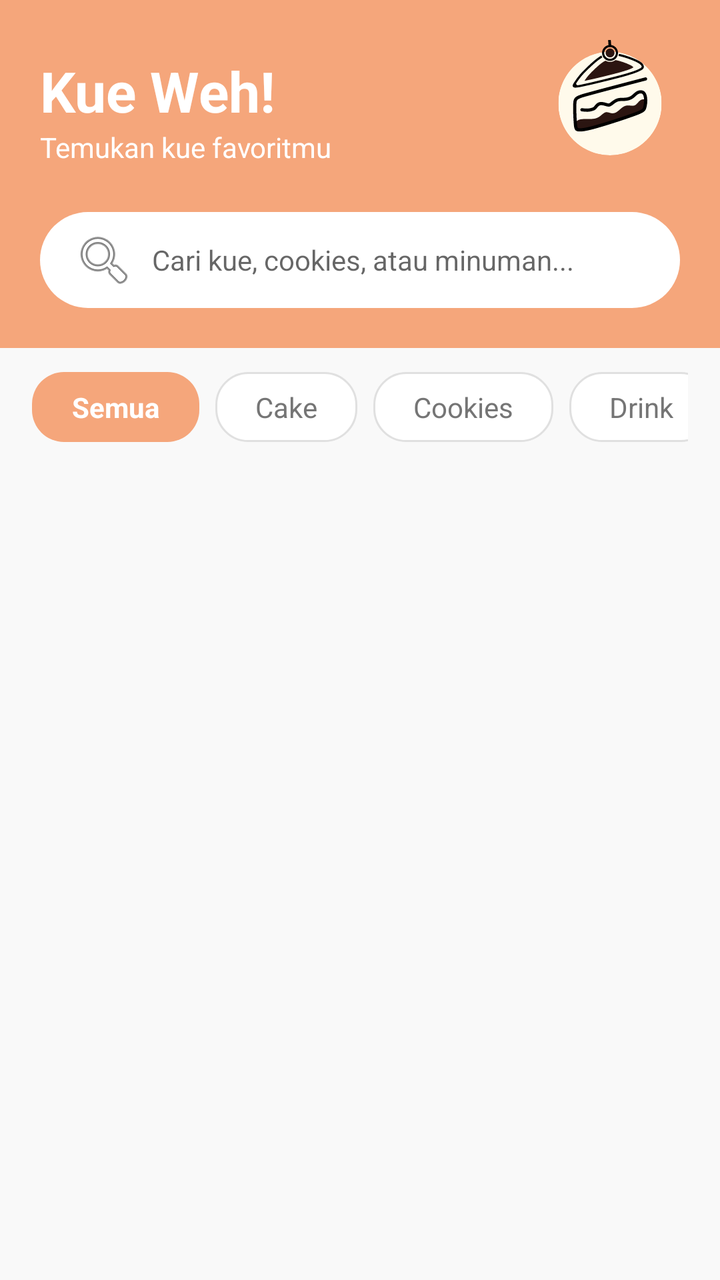
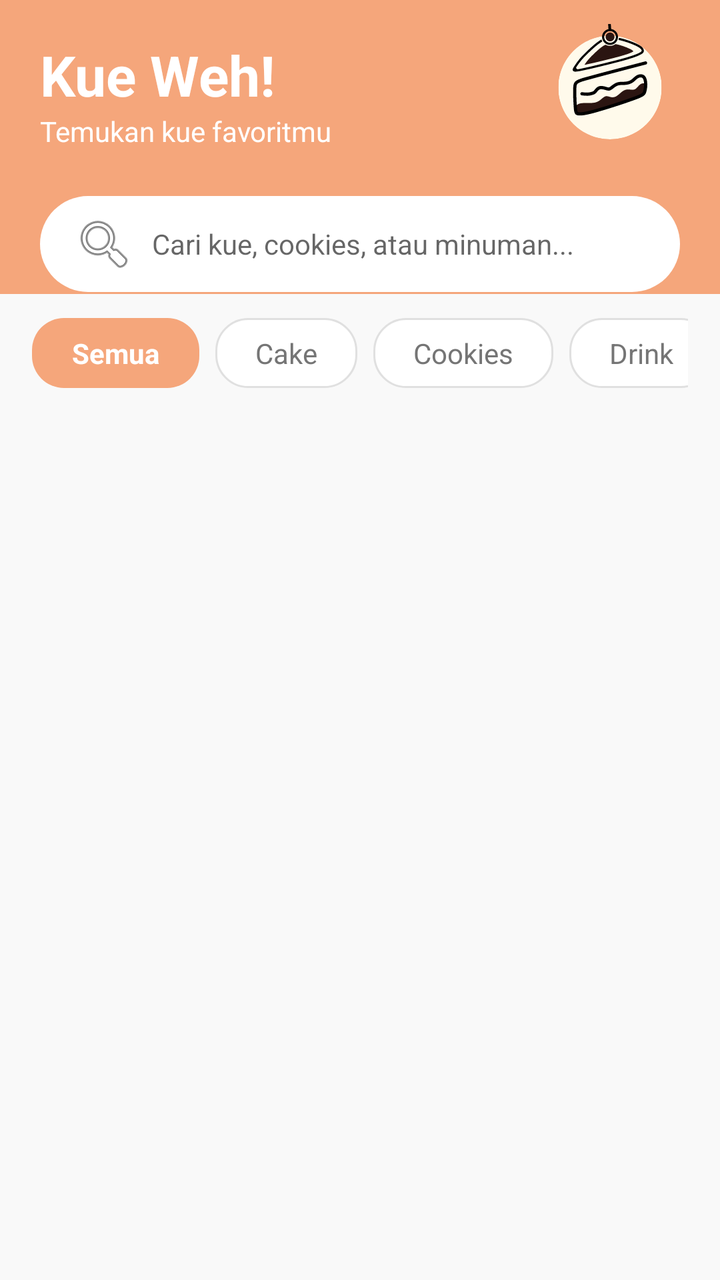

The first picture is an Android layout as it rendered before a commit; the second is the same layout after the commit. The layout source and the unified diff follow.
<!-- AndroidManifest.xml: application theme Theme.KueWeh -->
<!-- res/layout/fragment_home.xml -->
<?xml version="1.0" encoding="utf-8"?>
<LinearLayout xmlns:android="http://schemas.android.com/apk/res/android"
    xmlns:app="http://schemas.android.com/apk/res-auto"
    android:layout_width="match_parent"
    android:layout_height="match_parent"
    android:background="#F9F9F9"
    android:orientation="vertical">

    
    <LinearLayout
        android:layout_width="match_parent"
        android:layout_height="wrap_content"
        android:background="#F5A67B"
        android:orientation="vertical"
        android:padding="20dp">

        
        <LinearLayout
            android:layout_width="match_parent"
            android:layout_height="wrap_content"
            android:orientation="horizontal"
            android:gravity="center_vertical"
            android:layout_marginBottom="16dp">

            
            <LinearLayout
                android:layout_width="0dp"
                android:layout_height="wrap_content"
                android:layout_weight="1"
                android:orientation="vertical">

                <TextView
                    android:layout_width="wrap_content"
                    android:layout_height="wrap_content"
                    android:text="Kue Weh!"
                    android:textColor="#FFFFFF"
                    android:textSize="28sp"
                    android:textStyle="bold" />

                <TextView
                    android:layout_width="wrap_content"
                    android:layout_height="wrap_content"
                    android:text="Temukan kue favoritmu"
                    android:textColor="#FFFFFF"
                    android:textSize="14sp" />
            </LinearLayout>

            
            <ImageView
                android:layout_width="70dp"
                android:layout_height="70dp"
                android:src="@drawable/ic_logo_kueweh"
                android:scaleType="fitCenter"
                android:scaleX="1.8"
                android:scaleY="1.8" />
        </LinearLayout>

        
        <EditText
            android:id="@+id/etSearch"
            android:layout_width="match_parent"
            android:layout_height="48dp"
            android:background="@drawable/bg_search_rounded"
            android:drawableStart="@android:drawable/ic_menu_search"
            android:drawablePadding="8dp"
            android:hint="Cari kue, cookies, atau minuman..."
            android:paddingStart="16dp"
            android:paddingEnd="16dp"
            android:textSize="14sp" />
    </LinearLayout>

    
    <HorizontalScrollView
        android:layout_width="match_parent"
        android:layout_height="wrap_content"
        android:paddingHorizontal="16dp"
        android:paddingVertical="12dp"
        android:scrollbars="none">

        <LinearLayout
            android:layout_width="wrap_content"
            android:layout_height="wrap_content"
            android:orientation="horizontal">

            <TextView
                android:id="@+id/tvFilterSemua"
                android:layout_width="wrap_content"
                android:layout_height="wrap_content"
                android:background="@drawable/bg_chip_active"
                android:paddingHorizontal="20dp"
                android:paddingVertical="8dp"
                android:text="Semua"
                android:textColor="#FFFFFF"
                android:textStyle="bold" />

            <TextView
                android:id="@+id/tvFilterCake"
                android:layout_width="wrap_content"
                android:layout_height="wrap_content"
                android:layout_marginStart="8dp"
                android:background="@drawable/bg_chip_inactive"
                android:paddingHorizontal="20dp"
                android:paddingVertical="8dp"
                android:text="Cake"
                android:textColor="#757575" />

            <TextView
                android:id="@+id/tvFilterCookies"
                android:layout_width="wrap_content"
                android:layout_height="wrap_content"
                android:layout_marginStart="8dp"
                android:background="@drawable/bg_chip_inactive"
                android:paddingHorizontal="20dp"
                android:paddingVertical="8dp"
                android:text="Cookies"
                android:textColor="#757575" />

            <TextView
                android:id="@+id/tvFilterDrink"
                android:layout_width="wrap_content"
                android:layout_height="wrap_content"
                android:layout_marginStart="8dp"
                android:background="@drawable/bg_chip_inactive"
                android:paddingHorizontal="20dp"
                android:paddingVertical="8dp"
                android:text="Drink"
                android:textColor="#757575" />
        </LinearLayout>
    </HorizontalScrollView>

    
    <androidx.recyclerview.widget.RecyclerView
        android:id="@+id/rvKue"
        android:layout_width="match_parent"
        android:layout_height="0dp"
        android:layout_weight="1"
        android:clipToPadding="false"
        android:padding="8dp"
        app:layoutManager="androidx.recyclerview.widget.GridLayoutManager"
        app:spanCount="2" />

</LinearLayout>
<!-- resources referenced by this layout -->
<resources>
  <!-- drawable bg_chip_active (drawable) -->
  <?xml version="1.0" encoding="utf-8"?>
  <shape xmlns:android="http://schemas.android.com/apk/res/android">
      <solid android:color="#F5A67B" /> <corners android:radius="16dp" />
  </shape>
  <!-- drawable bg_chip_inactive (drawable) -->
  <?xml version="1.0" encoding="utf-8"?>
  <shape xmlns:android="http://schemas.android.com/apk/res/android">
      <solid android:color="#FFFFFF" />
      <stroke android:width="1dp" android:color="#E0E0E0" /> <corners android:radius="16dp" />
  </shape>
  <!-- drawable bg_search_rounded (drawable) -->
  <?xml version="1.0" encoding="utf-8"?>
  <shape xmlns:android="http://schemas.android.com/apk/res/android">
      <solid android:color="#FFFFFF" />
      <corners android:radius="24dp" /> </shape>
  <!-- drawable ic_logo_kueweh: vector/xml drawable (drawable, 7441 chars, omitted) -->
  <style name="Theme.KueWeh" parent="Theme.MaterialComponents.DayNight.NoActionBar">
          <item name="android:statusBarColor">@android:color/transparent</item>
  
          <item name="android:windowLightStatusBar">true</item>
      </style>
</resources>

<!-- the commit's change to res/layout/fragment_home.xml (unified diff, before → after) -->
@@ -12,17 +12,21 @@
         android:layout_height="wrap_content"
         android:background="#F5A67B"
         android:orientation="vertical"
-        android:padding="20dp">
+        android:fitsSystemWindows="true">
 
-        
         <LinearLayout
+            android:layout_width="match_parent"
+            android:layout_height="wrap_content"
+            android:orientation="vertical"
+            android:paddingHorizontal="20dp"
+            android:paddingTop="12dp"
+            android:paddingBottom="1dp"> <LinearLayout
             android:layout_width="match_parent"
             android:layout_height="wrap_content"
             android:orientation="horizontal"
             android:gravity="center_vertical"
             android:layout_marginBottom="16dp">
 
-            
             <LinearLayout
                 android:layout_width="0dp"
                 android:layout_height="wrap_content"
@@ -45,7 +49,6 @@
                     android:textSize="14sp" />
             </LinearLayout>
 
-            
             <ImageView
                 android:layout_width="70dp"
                 android:layout_height="70dp"
@@ -55,18 +58,18 @@
                 android:scaleY="1.8" />
         </LinearLayout>
 
-        
-        <EditText
-            android:id="@+id/etSearch"
-            android:layout_width="match_parent"
-            android:layout_height="48dp"
-            android:background="@drawable/bg_search_rounded"
-            android:drawableStart="@android:drawable/ic_menu_search"
-            android:drawablePadding="8dp"
-            android:hint="Cari kue, cookies, atau minuman..."
-            android:paddingStart="16dp"
-            android:paddingEnd="16dp"
-            android:textSize="14sp" />
+            <EditText
+                android:id="@+id/etSearch"
+                android:layout_width="match_parent"
+                android:layout_height="48dp"
+                android:background="@drawable/bg_search_rounded"
+                android:drawableStart="@android:drawable/ic_menu_search"
+                android:drawablePadding="8dp"
+                android:hint="Cari kue, cookies, atau minuman..."
+                android:paddingStart="16dp"
+                android:paddingEnd="16dp"
+                android:textSize="14sp" />
+        </LinearLayout>
     </LinearLayout>
 
     
